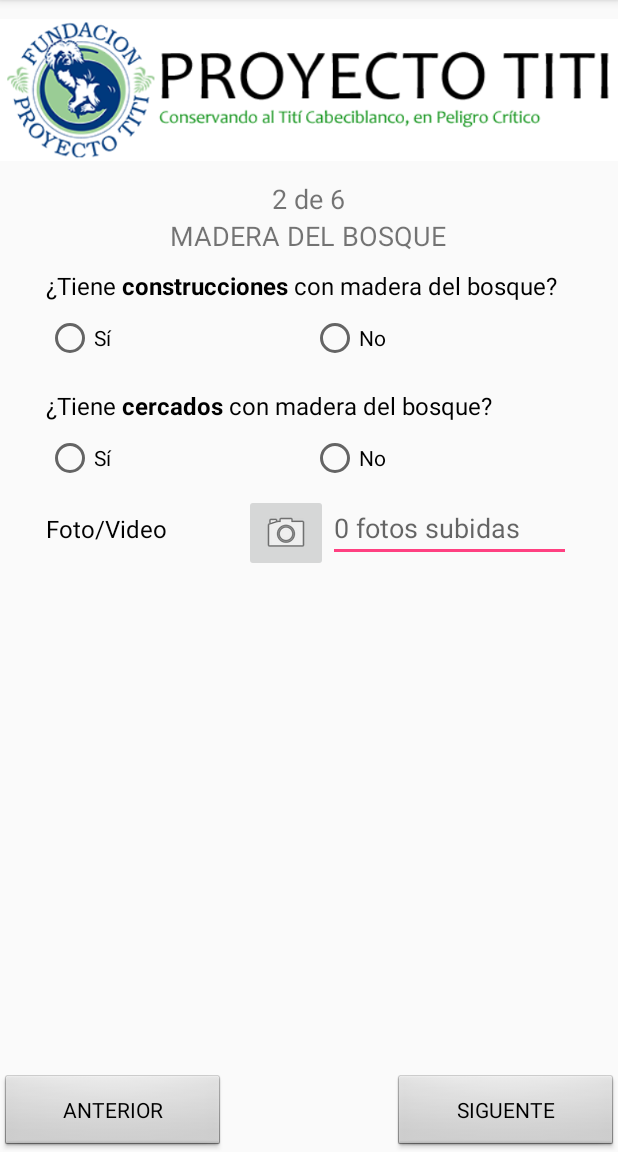
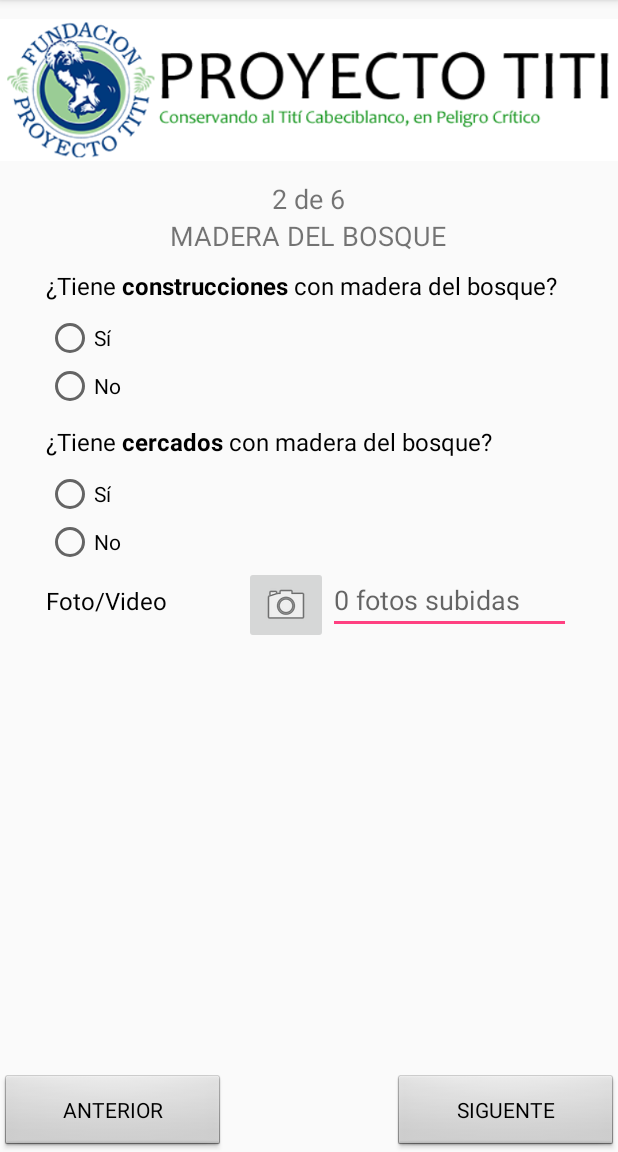
Before and after one commit to cbraun1/ProyectoTiti, an Android app: the madera1 screen opened directly, with no data from a screen before it, on a phone screen of 412 x 824 dp, the part 84-1236 px from its top. Run offline under Robolectric (Android 15) with nearby library versions, the phone set to English and light mode, and no system bars.

Commit message:
changing layout and fixing radio buttons

```diff
--- a/app/src/main/res/layout/activity_madera1.xml
+++ b/app/src/main/res/layout/activity_madera1.xml
@@ -110,24 +110,26 @@
 
             </LinearLayout>
 
-            <LinearLayout
+            <RadioGroup
                 android:layout_width="match_parent"
-                android:layout_height="40dp"
-                android:orientation="horizontal">
+                android:layout_height="match_parent"
+                android:layout_weight="0.25" >
+
                 <RadioButton
                     android:id="@+id/radioButtonConstructionSi"
                     android:layout_width="wrap_content"
                     android:layout_height="wrap_content"
-                    android:layout_weight="0.25"
+                    android:layout_weight="1"
                     android:text="Sí" />
 
                 <RadioButton
                     android:id="@+id/radioButtonConstructionNo"
                     android:layout_width="wrap_content"
                     android:layout_height="wrap_content"
-                    android:layout_weight="0.23"
+                    android:layout_weight="1"
                     android:text="No" />
-            </LinearLayout>
+            </RadioGroup>
+
             <LinearLayout
                 android:layout_width="match_parent"
                 android:layout_height="40dp"
@@ -164,24 +166,25 @@
 
             </LinearLayout>
 
-            <LinearLayout
+            <RadioGroup
                 android:layout_width="match_parent"
-                android:layout_height="40dp"
-                android:orientation="horizontal">
+                android:layout_height="match_parent"
+                android:layout_weight="0.25" >
+
                 <RadioButton
                     android:id="@+id/radioButtonFencesSi"
                     android:layout_width="wrap_content"
                     android:layout_height="wrap_content"
-                    android:layout_weight="0.25"
+                    android:layout_weight="1"
                     android:text="Sí" />
 
                 <RadioButton
                     android:id="@+id/radioButtonFencesNo"
                     android:layout_width="wrap_content"
                     android:layout_height="wrap_content"
-                    android:layout_weight="0.23"
+                    android:layout_weight="1"
                     android:text="No" />
-            </LinearLayout>
+            </RadioGroup>
 
             <LinearLayout
                 android:layout_width="match_parent"
```
Also changed, not shown: app/src/main/res/layout/activity_animals3.xml (+6 -6 lines).
